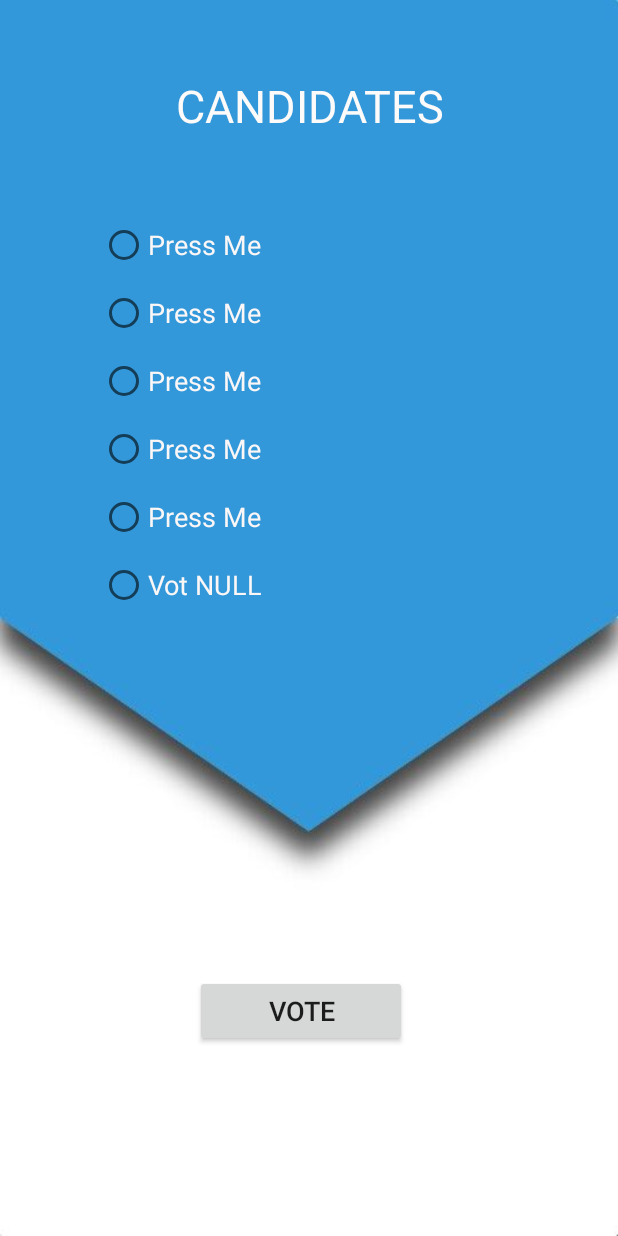
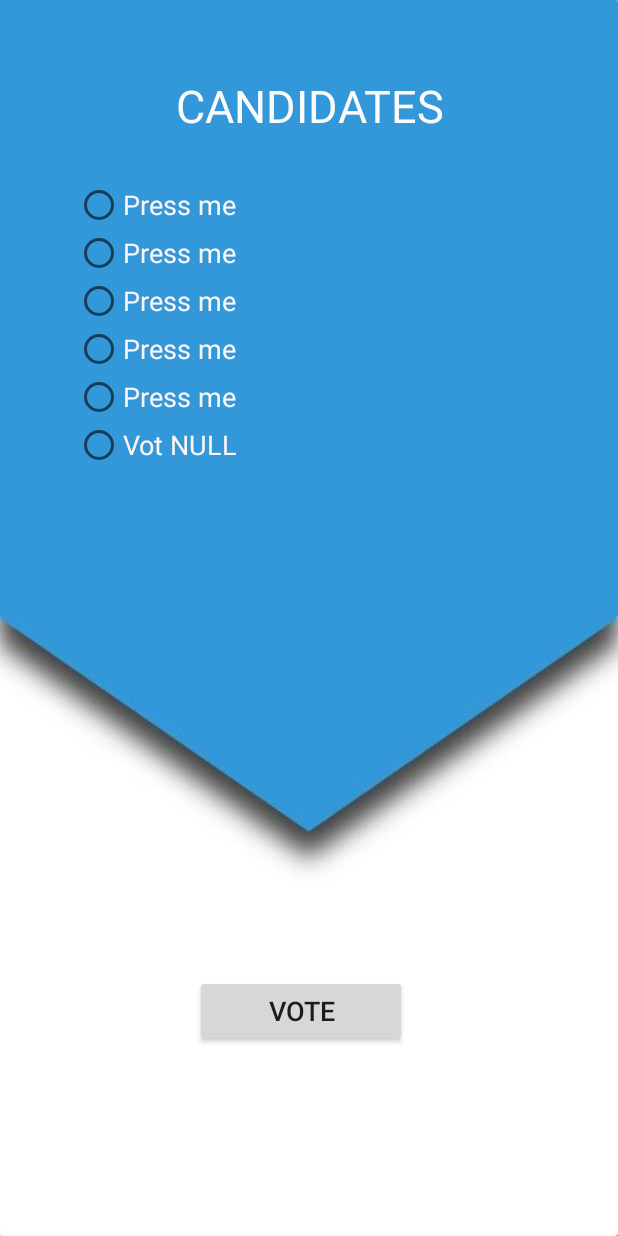
Before and after one commit to BogdanFalk/DATC-3F, an Android app: the Vot screen opened directly, with no data from a screen before it, on a phone screen of 412 x 824 dp. Run offline under Robolectric (Android 15) with nearby library versions, the phone set to English and light mode, and no system bars.

Commit message:
verify name, cnp and button checked

```diff
--- a/01_Source/01_Mobile/app/src/main/java/com/example/votingsystem/Vot.java
+++ b/01_Source/01_Mobile/app/src/main/java/com/example/votingsystem/Vot.java
@@ -12,6 +12,7 @@ import android.view.LayoutInflater;
 import android.view.View;
 import android.view.ViewGroup;
 import android.widget.Button;
+import android.widget.CompoundButton;
 import android.widget.ImageButton;
 import android.widget.LinearLayout;
 import android.widget.PopupWindow;
@@ -39,22 +40,18 @@ public class Vot extends Activity {
         vot_RelativeLayout = (LinearLayout) findViewById(R.id.vot_layout);
         vot_btnVot = (Button) findViewById(R.id.vot_btnVote);
         createText_vot();
-        RadioButton vot_btnNull = new RadioButton(this);
-        LinearLayout.LayoutParams params = new LinearLayout.LayoutParams(ViewGroup.LayoutParams.WRAP_CONTENT, ViewGroup.LayoutParams.WRAP_CONTENT);
-        params.setMargins(100, 10, 20, 10);
-        vot_btnNull.setLayoutParams(params);
-        vot_btnNull.setText("Vot NULL"); //ia din baza de date numele
-        vot_btnNull.setTextColor(Color.parseColor("#FCF7F7"));
-        vot_btnNull.setTextSize(18);
-        LinearLayout layout = (LinearLayout) findViewById(R.id.vot_layoutCandidates);
-        layout.addView(vot_btnNull);
             vot_btnVot.setOnClickListener(new View.OnClickListener() {
+                RadioGroup radioGroup = (RadioGroup)findViewById(R.id.vot_groupButtons);
                 @Override
                 public void onClick(View v) {
+                    if(radioGroup.getCheckedRadioButtonId()== -1) {
                         Toast.makeText(getApplicationContext(),
-                        "Voting...",Toast.LENGTH_SHORT).show();
-
-
+                                "You need to vote one.", Toast.LENGTH_SHORT).show();
+                        radioGroup.clearCheck();
+                    }
+                    if(radioGroup.getCheckedRadioButtonId()!=-1) {
+                        Toast.makeText(getApplicationContext(),
+                                "Voting...", Toast.LENGTH_SHORT).show();
                         LayoutInflater inflater = (LayoutInflater) vot_Context.getSystemService(LAYOUT_INFLATER_SERVICE);
                         View customView = inflater.inflate(R.layout.custom_layout, null);
                         vot_PopupWindow = new PopupWindow(
@@ -68,63 +65,38 @@ public class Vot extends Activity {
                             public void onClick(View view) {
                                 // Dismiss the popup window
                                 vot_PopupWindow.dismiss();
+                                radioGroup.clearCheck();
                                 startActivity(new Intent(Vot.this, Alegeri.class));
                             }
                         });
 
                         vot_PopupWindow.showAtLocation(vot_RelativeLayout, Gravity.CENTER, 0, 0);
 
-//                else
-//                {
-//                    Toast.makeText(getApplicationContext(),
-//                            "You need to pick one...",Toast.LENGTH_SHORT).show();
-//                }
+                    }
+
+                }
+            });
+    }
+
+    public void createText_vot() {
+        int i;
+        RadioGroup radioGroup = (RadioGroup)findViewById(R.id.vot_groupButtons);
+        int nr_candidati = 5; //numara cati candidati ia din baza de date si formeaza text
+        for (i = 0; i < nr_candidati; i++) {
+            RadioButton vot_btnCandidati = new RadioButton(this);
+            vot_btnCandidati.setText("Press me"); //ia din baza de date numele
+            vot_btnCandidati.setTextColor(Color.parseColor("#FCF7F7"));
+            vot_btnCandidati.setTextSize(18);
+            radioGroup.addView(vot_btnCandidati);
+
+            }
+        RadioButton vot_btnNull = new RadioButton(this);
+        vot_btnNull.setText("Vot NULL"); //ia din baza de date numele
+        vot_btnNull.setTextColor(Color.parseColor("#FCF7F7"));
+        vot_btnNull.setTextSize(18);
+        radioGroup.addView(vot_btnNull);
 
 
     }
-//                else
-//                {
-//                    Toast.makeText(getApplicationContext(),
-//                            "You need to pick one...",Toast.LENGTH_SHORT).show();
-//                }
-
-
-
-            ///pop-up si buton sa te duca la LogIn back
-//                    startActivity(new Intent(LogIn.this, LogIn.class));
-
-        });
-
 
 }
-    public void createText_vot(){
-        int i;
-        int nr_candidati=5; //numara cati candidati ia din baza de date si formeaza text
-        for(i=0; i<nr_candidati;i++) {
-            RadioButton vot_btnCandidati= new RadioButton(this);
-            LinearLayout.LayoutParams params = new LinearLayout.LayoutParams(ViewGroup.LayoutParams.WRAP_CONTENT, ViewGroup.LayoutParams.WRAP_CONTENT);
-            params.setMargins(100, 10, 20, 10);
-            vot_btnCandidati.setLayoutParams(params);
-            vot_btnCandidati.setText("Press Me"); //ia din baza de date numele
-            vot_btnCandidati.setTextColor(Color.parseColor("#FCF7F7"));
-            vot_btnCandidati.setTextSize(18);
-            LinearLayout layout = (LinearLayout) findViewById(R.id.vot_layoutCandidates);
-            layout.addView(vot_btnCandidati);
-
-        }
-    }
-    public boolean onRadioButtonClicked(View v) {
-        // Is the button now checked?
-        int check;
-        boolean checked = ((RadioButton) v).isChecked();
-        // Check which radio button was clicked
-        if (checked) {
-            return true;
-
-        } else {
-            return false;
-        }
-
-
-    }
-}
--- a/01_Source/01_Mobile/app/src/main/res/layout/login.xml
+++ b/01_Source/01_Mobile/app/src/main/res/layout/login.xml
@@ -27,6 +27,7 @@
         android:inputType="textPersonName"
         android:textAlignment="center"
         android:textColor="#F8F6F6"
+        android:digits="abcdefghijklmnopqrstuvwxyz ABCDEFGHIJKLMNOPQRSTUVWXYZ"
         android:textColorHighlight="#FFFFFF"
         android:textColorHint="#FFFFFF"
         android:textColorLink="#FFFFFF"
@@ -46,6 +47,7 @@
         android:textAlignment="center"
         android:textColor="#F7F6F6"
         android:textColorHighlight="#F7F6F6"
+        android:digits="0123456789"
         android:textColorHint="#F7F6F6"
         android:textColorLink="#F7F6F6"
         android:textSize="18dp" />
--- a/01_Source/01_Mobile/app/src/main/res/layout/vot.xml
+++ b/01_Source/01_Mobile/app/src/main/res/layout/vot.xml
@@ -24,18 +24,20 @@
             android:textSize="30sp" />
 
         <RadioGroup
+            android:id="@+id/vot_groupButtons"
             android:layout_width="match_parent"
             android:layout_height="wrap_content"
             android:layout_marginLeft="50dp"
-            android:layout_marginTop="20dp"
-            android:orientation="vertical"/>
+            android:orientation="vertical">
+
+        </RadioGroup>
+
 
     </LinearLayout>
 
     <LinearLayout
         android:layout_width="match_parent"
         android:layout_height="wrap_content"
-        android:layout_marginTop="50dp"
         android:orientation="vertical">
 
         <Button
@@ -43,6 +45,7 @@
             android:layout_width="141dp"
             android:layout_height="wrap_content"
             android:layout_marginLeft="130dp"
+            android:layout_marginTop="50dp"
             android:text="Vote"
             android:textSize="18sp" />
     </LinearLayout>
```
Also changed, not shown: 01_Source/01_Mobile/app/src/main/java/com/example/votingsystem/LogIn.java (+31 -11 lines). Lines whose indentation alone changed are shown as unchanged.
